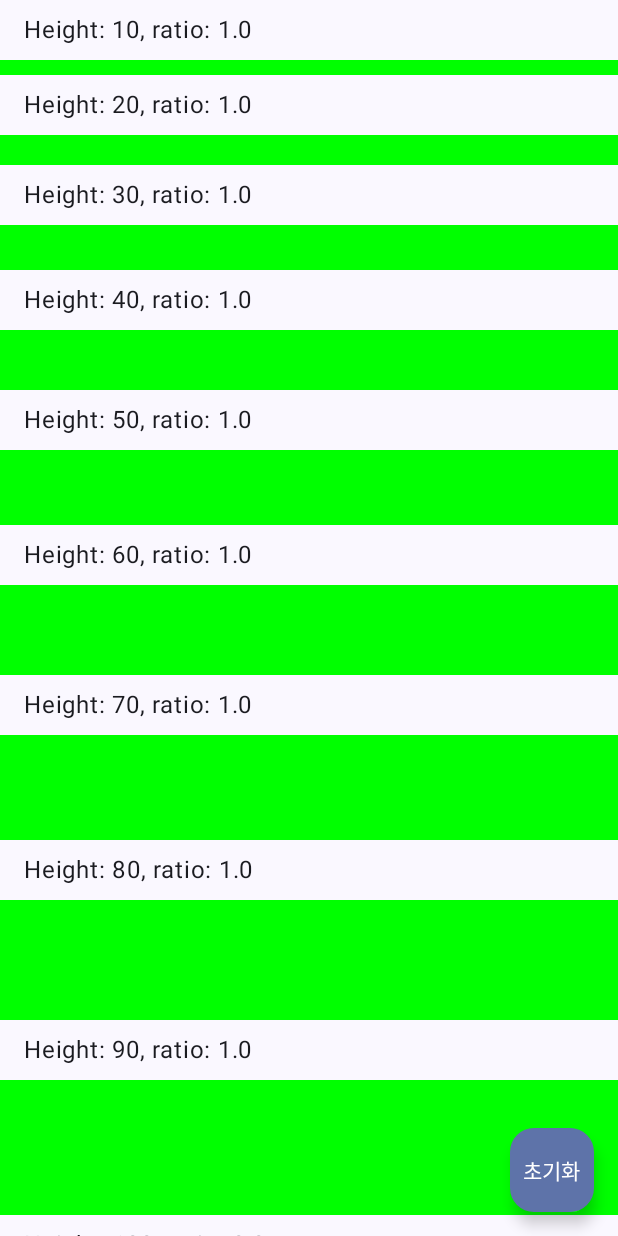
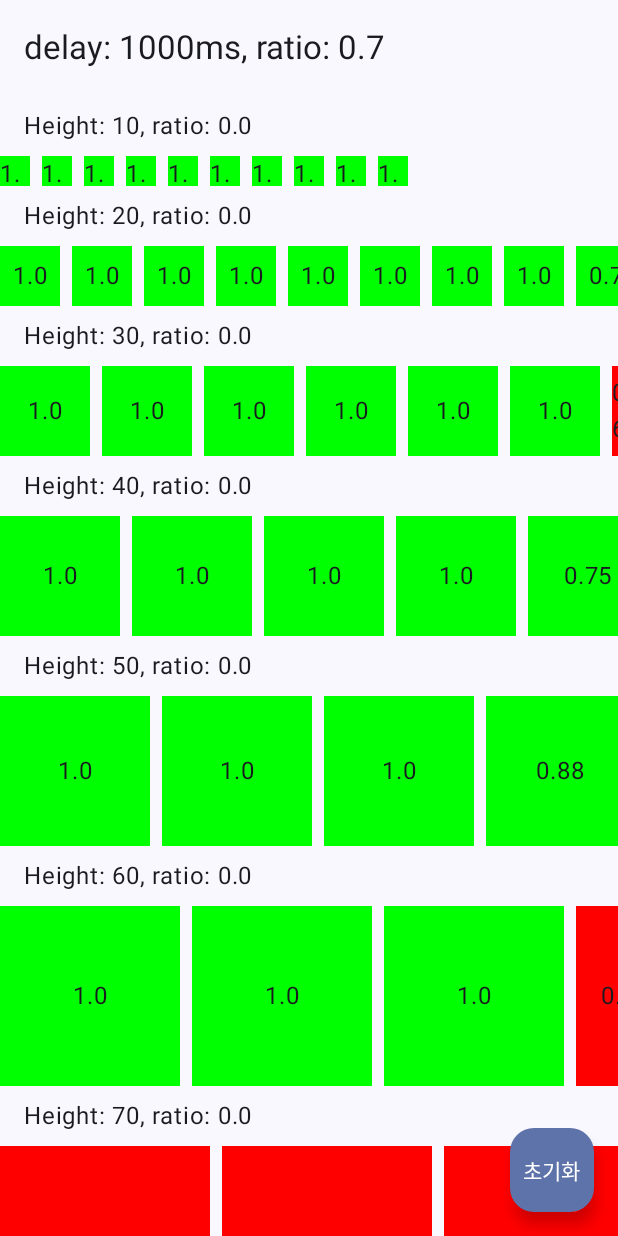
Before and after one commit to mangbaam/Compose-ImpressionLog, an Android app built with Jetpack Compose: the screen it shows after launch (MainActivity), on a phone screen of 412 x 824 dp. Run offline under Robolectric (Android 15) with nearby library versions, the phone set to English and light mode, and no system bars.

Commit message:
feat: exposed, horizontal list impression

```diff
--- a/app/src/main/java/com/mangbaam/impressionlog/MainActivity.kt
+++ b/app/src/main/java/com/mangbaam/impressionlog/MainActivity.kt
@@ -7,28 +7,34 @@ import androidx.activity.compose.setContent
 import androidx.activity.enableEdgeToEdge
 import androidx.compose.foundation.ExperimentalFoundationApi
 import androidx.compose.foundation.background
+import androidx.compose.foundation.layout.Arrangement
 import androidx.compose.foundation.layout.Box
 import androidx.compose.foundation.layout.Column
 import androidx.compose.foundation.layout.fillMaxSize
 import androidx.compose.foundation.layout.fillMaxWidth
 import androidx.compose.foundation.layout.height
 import androidx.compose.foundation.layout.padding
+import androidx.compose.foundation.layout.width
 import androidx.compose.foundation.lazy.LazyColumn
+import androidx.compose.foundation.lazy.LazyRow
+import androidx.compose.foundation.lazy.rememberLazyListState
+import androidx.compose.material3.ExperimentalMaterial3Api
 import androidx.compose.material3.FloatingActionButton
 import androidx.compose.material3.Scaffold
 import androidx.compose.material3.Text
+import androidx.compose.material3.TopAppBar
 import androidx.compose.runtime.Composable
 import androidx.compose.runtime.LaunchedEffect
+import androidx.compose.runtime.derivedStateOf
 import androidx.compose.runtime.getValue
+import androidx.compose.runtime.mutableFloatStateOf
 import androidx.compose.runtime.mutableStateMapOf
 import androidx.compose.runtime.mutableStateOf
 import androidx.compose.runtime.remember
 import androidx.compose.runtime.setValue
+import androidx.compose.ui.Alignment
 import androidx.compose.ui.Modifier
-import androidx.compose.ui.geometry.Offset
-import androidx.compose.ui.geometry.Rect
 import androidx.compose.ui.graphics.Color
-import androidx.compose.ui.platform.LocalView
 import androidx.compose.ui.tooling.preview.Preview
 import androidx.compose.ui.unit.Dp
 import androidx.compose.ui.unit.dp
@@ -36,6 +42,7 @@ import com.mangbaam.impressionlog.impression.DefaultImpressionState
 import com.mangbaam.impressionlog.impression.ImpressionState
 import com.mangbaam.impressionlog.impression.LocalImpressionState
 import com.mangbaam.impressionlog.impression.ProvideImpressionState
+import com.mangbaam.impressionlog.impression.onExposed
 import com.mangbaam.impressionlog.impression.impression
 import com.mangbaam.impressionlog.impression.rememberImpressionState
 import com.mangbaam.impressionlog.ui.theme.ImpressionLogTheme
@@ -54,7 +61,7 @@ class MainActivity : ComponentActivity() {
     }
 }
 
-@OptIn(ExperimentalFoundationApi::class)
+@OptIn(ExperimentalFoundationApi::class, ExperimentalMaterial3Api::class)
 @Composable
 fun Main(modifier: Modifier = Modifier) {
     val contents = List(100) { it + 1 }
@@ -69,6 +76,13 @@ fun Main(modifier: Modifier = Modifier) {
     }
 
     Scaffold(
+        topBar = {
+            TopAppBar(
+                title = {
+                    Text("delay: 1000ms, ratio: 0.7")
+                },
+            )
+        },
         floatingActionButton = {
             FloatingActionButton(
                 onClick = { impressionState.clearCache() },
@@ -94,12 +108,16 @@ fun Main(modifier: Modifier = Modifier) {
                         )
                     }
                     item {
-                        Content(
+                        /*Content(
                             key = content.toString(),
                             contentHeight = (content * 10).dp,
                         ) {
                             ratio[content] = it
-                        }
+                        }*/
+                        HorizontalList(
+                            key = content.toString(),
+                            contentHeight = (content * 20).dp,
+                        ) {}
                     }
                 }
             }
@@ -125,8 +143,6 @@ fun Content(
     }
 
     Column(modifier = modifier) {
-        val rect = android.graphics.Rect()
-        LocalView.current.getGlobalVisibleRect(rect)
         Box(
             modifier = Modifier
                 .impression(
@@ -144,6 +160,77 @@ fun Content(
     }
 }
 
+@Composable
+fun HorizontalList(
+    key: String,
+    contentHeight: Dp,
+    modifier: Modifier = Modifier,
+    onChangeRatio: (ratio: Float) -> Unit,
+) {
+    val scrollState = rememberLazyListState()
+    val keys = List(10) { "$key-${it + 1}" }
+
+    LazyRow(
+        modifier = modifier
+            .impression(key = key, onChangeRatio = onChangeRatio)
+            .height(contentHeight),
+        state = scrollState,
+        horizontalArrangement = Arrangement.spacedBy(8.dp),
+    ) {
+        keys.forEach { key ->
+            item {
+                HorizontalListItem(
+                    modifier = Modifier.fillParentMaxHeight(),
+                    key = key,
+                    height = contentHeight,
+                )
+            }
+        }
+    }
+}
+
+@Composable
+fun HorizontalListItem(
+    key: String,
+    height: Dp,
+    modifier: Modifier = Modifier,
+) {
+    var ratio by remember { mutableFloatStateOf(0f) }
+    var impressed by remember { mutableStateOf(false) }
+    val color by remember {
+        derivedStateOf {
+            if (impressed) Color.Green else Color.Red
+        }
+    }
+    val impressionState = LocalImpressionState.current ?: rememberImpressionState()
+
+    LaunchedEffect(Unit) {
+        (impressionState as DefaultImpressionState).impressedItems.collect {
+            impressed = it.contains(key)
+        }
+    }
+
+    Box(
+        modifier = modifier
+            .impression(
+                key = key,
+                delayTimeMs = 500,
+                ratio = 0.7f,
+                onImpression = { impressed = true },
+            )
+            .onExposed {
+                ratio = it
+            }
+            .width(height)
+            .background(color),
+        contentAlignment = Alignment.Center,
+    ) {
+        Text(
+            ratio.toString(),
+        )
+    }
+}
+
 @Preview(showBackground = true)
 @Composable
 fun MainPreview() {
--- a/app/src/main/java/com/mangbaam/impressionlog/impression/ImpressionState.kt
+++ b/app/src/main/java/com/mangbaam/impressionlog/impression/ImpressionState.kt
@@ -60,8 +60,8 @@ data class ImpressionItem(
     val observeStartTime: () -> Long = { System.currentTimeMillis() },
 ) {
     companion object {
-        const val DEFAULT_DELAY_TIME_MS = 2000L
-        const val DEFAULT_RATIO = 0.5f
+        const val DEFAULT_DELAY_TIME_MS = 0L
+        const val DEFAULT_RATIO = 0.01f
     }
 }
 
--- /dev/null
+++ b/app/src/main/java/com/mangbaam/impressionlog/impression/exposed.kt
@@ -0,0 +1,41 @@
+package com.mangbaam.impressionlog.impression
+
+import android.graphics.Rect
+import androidx.compose.ui.Modifier
+import androidx.compose.ui.composed
+import androidx.compose.ui.graphics.toComposeRect
+import androidx.compose.ui.layout.boundsInWindow
+import androidx.compose.ui.layout.onGloballyPositioned
+import androidx.compose.ui.platform.LocalView
+
+fun Modifier.onExposed(
+    onExposed: (ratio: Float) -> Unit,
+): Modifier = composed {
+    val view = LocalView.current
+    onGloballyPositioned { cooridnates ->
+        val boundsInWindow = cooridnates.boundsInWindow()
+        val globalRootRect = Rect()
+        view.getGlobalVisibleRect(globalRootRect)
+        val composeViewRect = globalRootRect.toComposeRect()
+
+        val top = maxOf(boundsInWindow.top, composeViewRect.top)
+        val bottom = minOf(boundsInWindow.bottom, composeViewRect.bottom)
+        val visibleHeight = bottom - top
+        if (visibleHeight < 0) return@onGloballyPositioned run {
+            onExposed(0f)
+        }
+
+        val left = maxOf(boundsInWindow.left, composeViewRect.left)
+        val right = minOf(boundsInWindow.right, composeViewRect.right)
+        val visibleWidth = right - left
+        if (visibleWidth < 0) return@onGloballyPositioned run {
+            onExposed(0f)
+        }
+
+        val componentArea = cooridnates.size.run { width * height }
+        val visibleArea = visibleWidth * visibleHeight
+
+        val ratio = visibleArea / componentArea
+        onExposed(ratio)
+    }
+}
```
